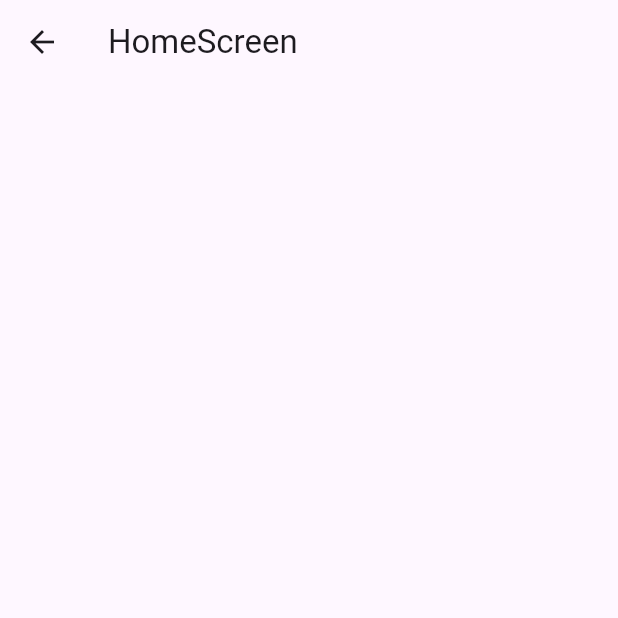
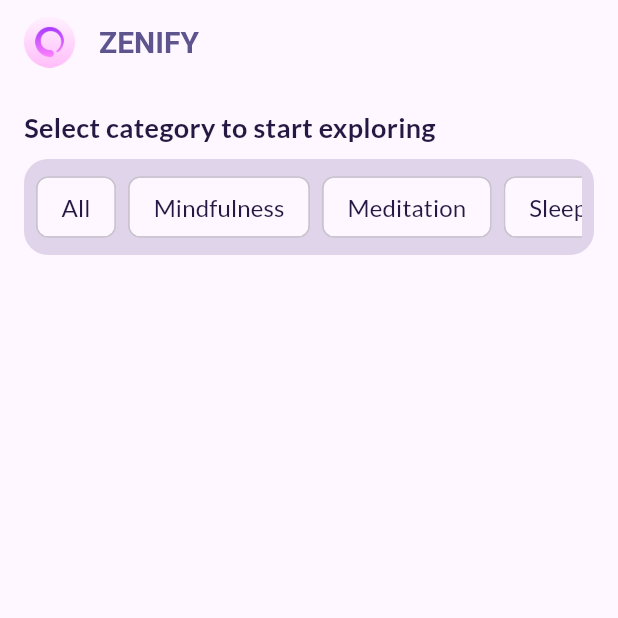
Before and after one commit to arjunalakshan/zenify, a Flutter app: the HomeScreen screen opened directly, on a phone screen of 412 x 824 dp, the top half of it. Run offline on Flutter 3.47's test engine with Material 3 defaults, Android fonts, the phone set to English and light mode, and no system bars; our stand-ins replace flutter_svg, go_router, google_fonts.

Commit message:
Configured Provider

```diff
--- /dev/null
+++ b/lib/providers/sleep_ex_provider.dart
@@ -0,0 +1,66 @@
+import 'package:flutter/material.dart';
+import 'package:zenify/models/sleep_exercise_model.dart';
+
+class SleepExProvider extends ChangeNotifier {
+  List<SleepExerciseModel> _allSleepExList = [];
+  List<SleepExerciseModel> sleepExList = [];
+
+  SleepExProvider() {
+    _allSleepExList = [
+      SleepExerciseModel(
+        category: "Sleep & Relaxation",
+        name: "Deep Breathing for Sleep",
+        description:
+            "This guided exercise helps you achieve a state of calm by focusing on slow, deep breaths. As you inhale and exhale deeply, you'll progressively relax your muscles, lower your heart rate, and activate your body's natural relaxation response. The exercise is designed to ease tension, quiet your mind, and promote a deep sense of tranquility, helping you prepare for a restful night's sleep.",
+        duration: 10,
+        audioUrl:
+            "https://onlinetestcase.com/wp-content/uploads/2023/06/500-KB-MP3.mp3",
+      ),
+      SleepExerciseModel(
+        category: "Relaxation Techniques",
+        name: "Progressive Muscle Relaxation",
+        description:
+            "Progressive Muscle Relaxation (PMR) involves tensing and relaxing different muscle groups to help release built-up tension. As you work through each muscle group, you'll focus on feeling the contrast between tension and relaxation, which encourages the body to let go of stress and prepare for sleep. This practice enhances your awareness of body sensations and promotes a sense of calmness.",
+        duration: 15,
+        audioUrl:
+            "https://onlinetestcase.com/wp-content/uploads/2023/06/500-KB-MP3.mp3",
+      ),
+      SleepExerciseModel(
+        category: "Visualization Techniques",
+        name: "Guided Visualization for Sleep",
+        description:
+            "This guided visualization takes you on a peaceful journey to a serene, calming place. With soothing imagery and calming prompts, you'll let go of the stresses of the day and focus on imagining yourself in a tranquil environment, such as a beach, forest, or quiet meadow. This exercise is designed to quiet the mind and ease the transition into sleep.",
+        duration: 15,
+        audioUrl:
+            "https://onlinetestcase.com/wp-content/uploads/2023/06/500-KB-MP3.mp3",
+      ),
+      SleepExerciseModel(
+        category: "Breathing Techniques",
+        name: "Mindful Breathing",
+        description:
+            "Mindful Breathing involves focusing on your breath as it enters and leaves your body, cultivating awareness of the present moment. By paying attention to your inhales and exhales without judgment, you'll slow down your breathing and help your mind become more present and less overwhelmed by racing thoughts, which can promote a deeper state of relaxation.",
+        duration: 10,
+        audioUrl:
+            "https://onlinetestcase.com/wp-content/uploads/2023/06/500-KB-MP3.mp3",
+      ),
+      SleepExerciseModel(
+        category: "Meditation Practices",
+        name: "Body Scan Meditation",
+        description:
+            "Body Scan Meditation guides you through a mental check-up of your body, from head to toe. This practice encourages deep relaxation by directing your attention to different areas of your body, helping to identify and release physical tension. The body scan helps calm the nervous system and prepares your body for restful sleep.",
+        duration: 20,
+        audioUrl:
+            "https://onlinetestcase.com/wp-content/uploads/2023/06/500-KB-MP3.mp3",
+      ),
+      SleepExerciseModel(
+        category: "Focus & Attention",
+        name: "Breath Counting for Sleep",
+        description:
+            "Breath Counting is a simple technique where you count each breath cycle to maintain focus and calm the mind. By counting each inhale and exhale up to ten, and then starting over, you interrupt any racing thoughts that might prevent sleep. This exercise encourages a slower breathing pattern and a quiet, calm mind that is primed for a peaceful night of sleep.",
+        duration: 10,
+        audioUrl:
+            "https://onlinetestcase.com/wp-content/uploads/2023/06/500-KB-MP3.mp3",
+      ),
+    ];
+  }
+}
--- /dev/null
+++ b/lib/routes/app_route_names.dart
@@ -0,0 +1,3 @@
+class AppRouteNames {
+  static const String navBarScreen = "/";
+}
--- /dev/null
+++ b/lib/routes/app_routers.dart
@@ -0,0 +1,18 @@
+import 'package:go_router/go_router.dart';
+import 'package:zenify/routes/app_route_names.dart';
+import 'package:zenify/screens/1_main_navigation_screen/main_navigation_screen.dart';
+
+class AppRouters {
+  final router = GoRouter(
+    initialLocation: "/",
+    routes: [
+      GoRoute(
+        name: AppRouteNames.navBarScreen,
+        path: "/",
+        builder: (context, state) {
+          return MainNavigationScreen();
+        },
+      ),
+    ],
+  );
+}
--- a/lib/screens/2_home_screen/home_screen.dart
+++ b/lib/screens/2_home_screen/home_screen.dart
@@ -1,4 +1,6 @@
 import 'package:flutter/material.dart';
+import 'package:zenify/utils/app_colors.dart';
+import 'package:zenify/utils/app_text_styles.dart';
 
 class HomeScreen extends StatelessWidget {
   const HomeScreen({super.key});
@@ -7,7 +9,84 @@ class HomeScreen extends StatelessWidget {
   Widget build(BuildContext context) {
     return Scaffold(
       appBar: AppBar(
-        title: Text("HomeScreen"),
+        leadingWidth: 50,
+        leading: Padding(
+          padding: const EdgeInsets.only(left: 16),
+          child: Image.asset(
+            "lib/assets/icons/enso.png",
+            fit: BoxFit.contain,
+          ),
+        ),
+        title: Text("ZENIFY"),
+        titleTextStyle:
+            AppTextStyles.titleStyle.copyWith(color: AppColors.kPrimaryColor),
+      ),
+      body: SafeArea(
+        child: Padding(
+          padding: EdgeInsets.all(16),
+          child: Column(
+            crossAxisAlignment: CrossAxisAlignment.start,
+            children: [
+              Text(
+                "Select category to start exploring",
+                style: AppTextStyles.subtitleStyle.copyWith(
+                  color: AppColors.kBlckColor,
+                ),
+              ),
+              SizedBox(
+                height: 8,
+              ),
+              Container(
+                width: double.infinity,
+                decoration: BoxDecoration(
+                  color: AppColors.kPrimaryShadeColor.withAlpha(80),
+                  borderRadius: BorderRadius.circular(16),
+                ),
+                child: Padding(
+                  padding: EdgeInsets.all(8),
+                  child: SingleChildScrollView(
+                    scrollDirection: Axis.horizontal,
+                    child: Row(
+                      spacing: 8,
+                      children: [
+                        FilterChip(
+                          label: Text("All"),
+                          labelStyle: AppTextStyles.bodyStyle
+                              .copyWith(color: AppColors.kBlckColor),
+                          onSelected: (value) {},
+                        ),
+                        FilterChip(
+                          label: Text(
+                            "Mindfulness",
+                            style: AppTextStyles.bodyStyle
+                                .copyWith(color: AppColors.kBlckColor),
+                          ),
+                          onSelected: (value) {},
+                        ),
+                        FilterChip(
+                          label: Text(
+                            "Meditation",
+                            style: AppTextStyles.bodyStyle
+                                .copyWith(color: AppColors.kBlckColor),
+                          ),
+                          onSelected: (value) {},
+                        ),
+                        FilterChip(
+                          label: Text(
+                            "Sleep Stories",
+                            style: AppTextStyles.bodyStyle
+                                .copyWith(color: AppColors.kBlckColor),
+                          ),
+                          onSelected: (value) {},
+                        ),
+                      ],
+                    ),
+                  ),
+                ),
+              ),
+            ],
+          ),
+        ),
       ),
     );
   }
--- /dev/null
+++ b/lib/utils/app_colors.dart
@@ -0,0 +1,12 @@
+import 'package:flutter/material.dart';
+
+class AppColors {
+  static const Color kPrimaryColor = Color(0xff5E548E);
+  static const Color kPrimaryShadeColor = Color(0xff9F86C0);
+  static const Color kSecondaryColor = Color(0xffBE95C4);
+  static const Color kSupportColor = Color(0xffE0B1CB);
+  static const Color kBlckColor = Color(0xff231942);
+  static const Color kWhiteColor = Color(0xfff2e9e4);
+  static const Color kGrayColor = Color(0xffadb5bd);
+  static const Color kLightGrayColor = Color(0xfff8f9fa);
+}
--- /dev/null
+++ b/lib/utils/app_text_styles.dart
@@ -0,0 +1,18 @@
+import 'package:flutter/material.dart';
+
+class AppTextStyles {
+  static TextStyle titleStyle = const TextStyle(
+    fontSize: 20,
+    fontWeight: FontWeight.bold,
+  );
+
+  static TextStyle subtitleStyle = const TextStyle(
+    fontSize: 18,
+    fontWeight: FontWeight.w600,
+  );
+
+  static TextStyle bodyStyle = const TextStyle(
+    fontSize: 16,
+    fontWeight: FontWeight.normal,
+  );
+}
```
Also changed, not shown: lib/main.dart (+7 -3 lines), lib/providers/home_view_filter_provider.dart (added, +50 -0 lines), lib/providers/meditation_provider.dart (added, +123 -0 lines), lib/providers/mindfulness_provider.dart (added, +121 -0 lines), lib/screens/1_main_navigation_screen/main_navigation_screen.dart (+76 -8 lines), lib/assets/svg/home.svg (deleted), lib/assets/svg/house.svg (added), lib/assets/svg/plus.svg (added), lib/assets/svg/shell.svg (added), lib/assets/svg/trending-up.svg (added), lib/assets/svg/user.svg (added).
